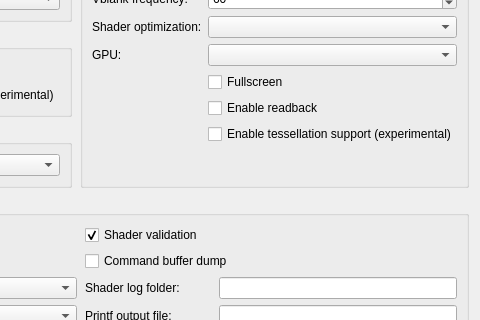
First picture: the form in src/launcher/forms/configuration_edit_dialog.ui, repository 0wn1/KytyPS5, before the edit; both pictures show x 287 to 767 and y 109 to 429 of the 767 by 633 pixel window.
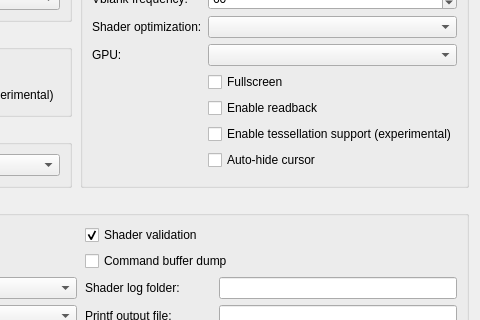
Second picture: the form after the edit. Custom widgets are drawn as their Qt base class.

Commit message: window: auto-hide the cursor over the game window (#958)

The edit to the form file:
```diff
--- a/src/launcher/forms/configuration_edit_dialog.ui
+++ b/src/launcher/forms/configuration_edit_dialog.ui
@@ -173,6 +173,12 @@
           <property name="text"><string>Enable tessellation support (experimental)</string></property>
          </widget>
         </item>
+        <item row="8" column="1">
+         <widget class="QCheckBox" name="checkBox_hide_cursor">
+          <property name="toolTip"><string>Hide the host cursor after 2 seconds without mouse activity</string></property>
+          <property name="text"><string>Auto-hide cursor</string></property>
+         </widget>
+        </item>
        </layout>
       </widget>
      </item>
```
The commit also changes 7 other files.
